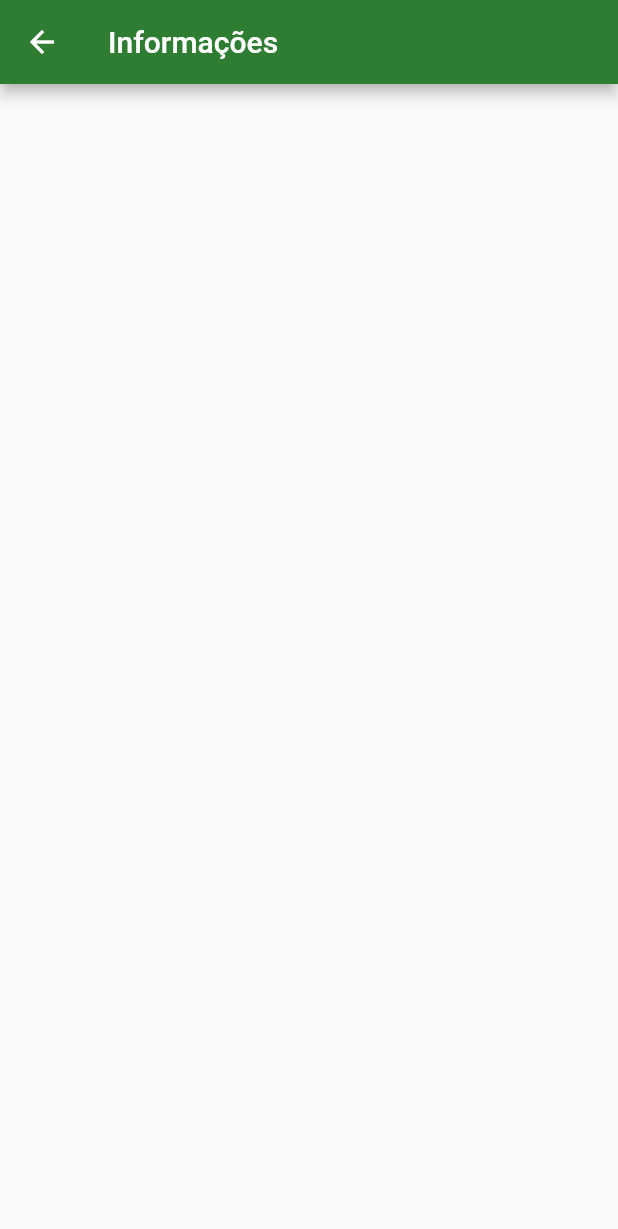
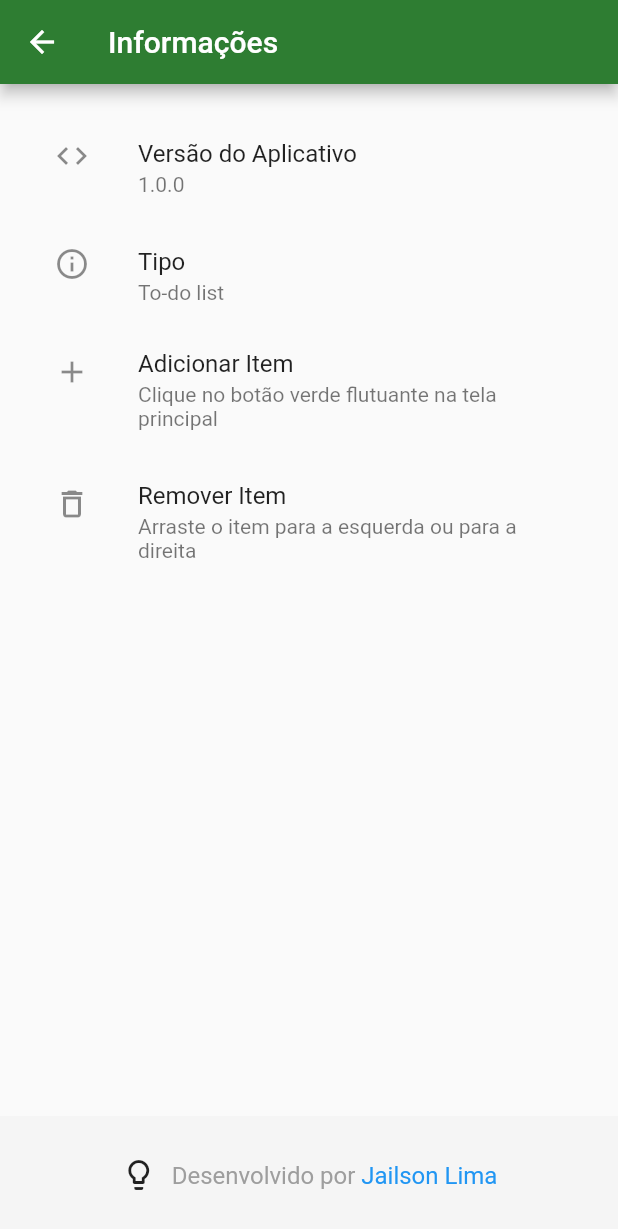
Before and after one commit to jailson-lima/simple_list, a Flutter app: the InfoRoute screen opened directly, on a phone screen of 412 x 824 dp. Shown: the top 1229 px of the screen. Run offline on Flutter 3.47's test engine with Material 2 defaults, Android fonts, the phone set to English and light mode, and no system bars; our stand-ins replace shared_preferences; accounts and stored records are empty.

Commit message:
To-do list completed

```diff
--- a/lib/main.dart
+++ b/lib/main.dart
@@ -37,6 +37,7 @@ class FirstRoute extends StatefulWidget {
 }
 
 class _FirstRouteState extends State<FirstRoute> {
+    // Adicionar um item
     void add(String itemTitle) {
         if (itemTitle.isEmpty)
             return;
@@ -49,6 +50,7 @@ class _FirstRouteState extends State<FirstRoute> {
         });
     }
 
+    // Remover um item
     void remove(int index) {
         setState(() {
             widget.items.removeAt(index);
@@ -56,6 +58,7 @@ class _FirstRouteState extends State<FirstRoute> {
         });
     }
 
+    // Desmarcar toda a lista
     void unchecked() {
         setState(() {
             for (Item item in widget.items) {
@@ -65,6 +68,7 @@ class _FirstRouteState extends State<FirstRoute> {
         });
     }
 
+    // Excluir toda a lista
     void clear() {
         setState(() {
             widget.items.clear();
@@ -72,6 +76,7 @@ class _FirstRouteState extends State<FirstRoute> {
         });
     }
 
+    // Carregar a lista
     Future load() async {
         var prefs = await SharedPreferences.getInstance();
         var data = prefs.getString('datalist#001');
@@ -85,6 +90,7 @@ class _FirstRouteState extends State<FirstRoute> {
         }
     }
 
+    // Salvar a lista
     void save() async {
         var prefs = await SharedPreferences.getInstance();
         await prefs.setString('datalist#001', jsonEncode(widget.items));
@@ -132,16 +138,17 @@ class _FirstRouteState extends State<FirstRoute> {
                 itemBuilder: (BuildContext ctx, int index) {
                     final item = widget.items[index];
                     return Dismissible(
-                        child: CheckboxListTile(
-                            title: Text(item.title),
-                            value: item.isCompleted,
-                            onChanged: (value) {
+                        child: ListTile(
+                            title: item.isCompleted ? Text(item.title, style: TextStyle(color: Colors.grey[500]),) : Text(item.title),
+                            leading: item.isCompleted ? Icon(Icons.check_box, color: Colors.blue) : Icon(Icons.check_box_outline_blank),
+                            selected: item.isCompleted,
+                            onTap: () {
                                 setState(() {
-                                    item.isCompleted = value;
+                                    item.isCompleted = !item.isCompleted;
                                     save();
                                 });
-                            },
-                        ), // CheckboxListTile
+                            }
+                        ), // ListTile
                         key: Key(item.title),
                         background: Container(
                             color: Colors.grey.withOpacity(0.2),
@@ -319,6 +326,57 @@ class InfoRoute extends StatelessWidget {
                 title: Text('Informações'),
                 backgroundColor: Colors.green[800],
             ), // AppBar
+            body: Container(
+                child: Padding(
+                    padding: EdgeInsets.all(20.0),
+                    child: ListView(
+                        children: <Widget> [
+                            ListTile(
+                                title: Text('Versão do Aplicativo'),
+                                subtitle: Text('1.0.0'),
+                                leading: Icon(Icons.code),
+                            ), // ListTile
+                            ListTile(
+                                title: Text('Tipo'),
+                                subtitle: Text('To-do list'),
+                                leading: Icon(Icons.info_outline),
+                            ), // ListTile
+                            ListTile(
+                                title: Text('Adicionar Item'),
+                                subtitle: Text('Clique no botão verde flutuante na tela principal'),
+                                leading: Icon(Icons.add),
+                                isThreeLine: true,
+                            ), // ListTile
+                            ListTile(
+                                title: Text('Remover Item'),
+                                subtitle: Text('Arraste o item para a esquerda ou para a direita'),
+                                leading: Icon(Icons.delete_outline),
+                                isThreeLine: true,
+                            ), // ListTile
+                        ],
+                    ), // ListView
+                ), // Padding
+            ), // Container
+            bottomSheet: Container(
+                color: Colors.grey[100],
+                width: double.infinity,
+                height: 80,
+                child: Row(
+                    mainAxisAlignment: MainAxisAlignment.spaceEvenly,
+                    children: <Widget> [
+                        Row(
+                            children: <Widget> [
+                                Padding(
+                                    padding: EdgeInsets.only(right: 10.0, bottom: 2.0),
+                                    child: Icon(Icons.lightbulb_outline),
+                                ), // Padding
+                                Text('Desenvolvido por ', style: TextStyle(fontSize: 16, color: Colors.grey,),),
+                                Text('Jailson Lima', style: TextStyle(fontSize: 16, color: Colors.blue,),),
+                            ],
+                        ), // Row
+                    ],
+                ), // Row
+            ), // Container
         ); // Scaffold
     }
 }
--- a/lib/models/item.dart
+++ b/lib/models/item.dart
@@ -1,3 +1,6 @@
+/*
+    Modelo dos itens da aplicação.
+*/
 class Item {
     String title;
     bool isCompleted;
```
Also changed, not shown: 1 other file.
